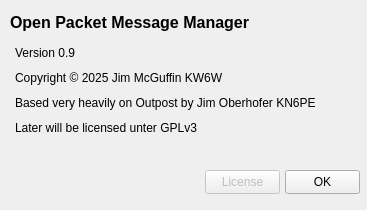
Qt form src/aboutdialog.ui (jimmcguffin/OpenPMM) before a commit.
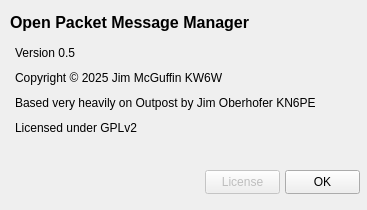
The same form after that commit.

Diff of the .ui file:
```diff
--- a/src/aboutdialog.ui
+++ b/src/aboutdialog.ui
@@ -42,7 +42,7 @@
     </rect>
    </property>
    <property name="text">
-    <string>Version 0.9</string>
+    <string>Version 0.5</string>
    </property>
   </widget>
   <widget class="QLabel" name="label_3">
@@ -81,7 +81,7 @@
     </rect>
    </property>
    <property name="text">
-    <string>Later will be licensed unter GPLv3</string>
+    <string>Licensed under GPLv2</string>
    </property>
   </widget>
   <widget class="QPushButton" name="pushButton">
```
